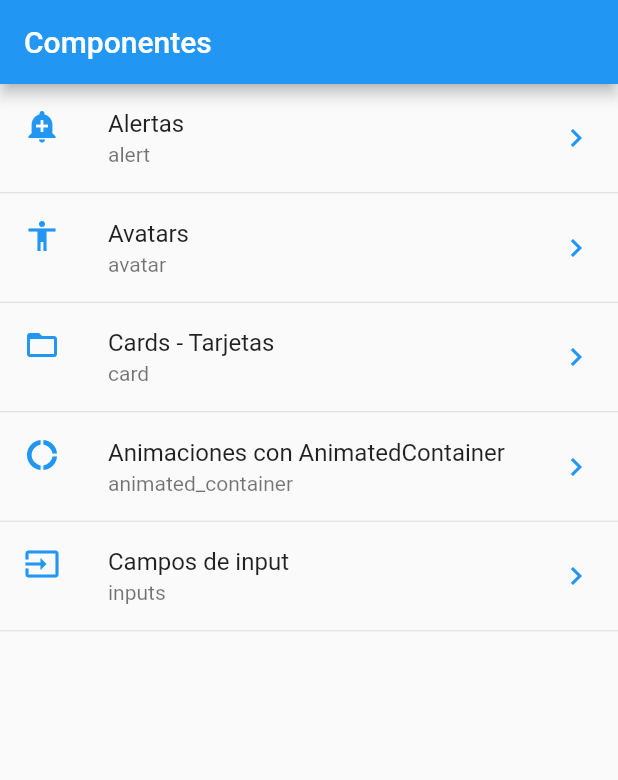
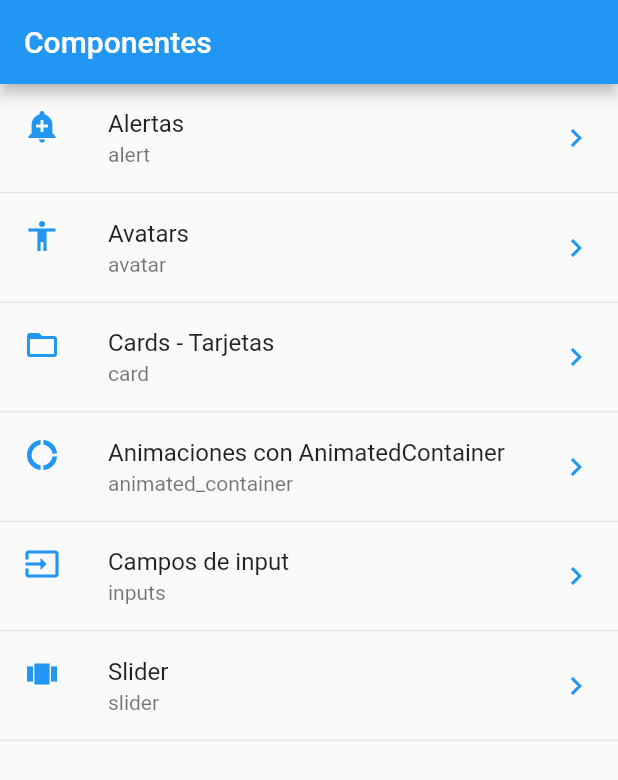
Before and after one commit to arnaugomez/first_flutter_app, a Flutter app: the screen it shows after launch, on a phone screen of 412 x 824 dp. Shown: the top 780 px of the screen. Run offline on Flutter 3.47's test engine with Material 2 defaults, Android fonts, the phone set to English and light mode, and no system bars.

```diff
--- a/data/menu_opts.json
+++ b/data/menu_opts.json
@@ -25,6 +25,11 @@
             "ruta" : "inputs",
             "icon" : "input",
             "texto": "Campos de input"
+        },
+        {
+            "ruta" : "slider",
+            "icon" : "slider",
+            "texto": "Slider"
         }
     ]
 }
--- a/lib/src/routes/routes.dart
+++ b/lib/src/routes/routes.dart
@@ -4,6 +4,7 @@ import 'package:first_flutter_app/src/pages/avatar_page.dart';
 import 'package:first_flutter_app/src/pages/card_page.dart';
 import 'package:first_flutter_app/src/pages/home_page.dart';
 import 'package:first_flutter_app/src/pages/input_page.dart';
+import 'package:first_flutter_app/src/pages/slider_page.dart';
 import 'package:flutter/material.dart';
 
 WidgetBuilder getBuilder(Widget widget) => ((BuildContext context) => widget);
@@ -14,5 +15,6 @@ Map<String, WidgetBuilder> getAppRoutes() => {
       "avatar": getBuilder(AvatarPage()),
       "card": getBuilder(CardPage()),
       "animated_container": getBuilder(AnimatedContainerPage()),
-      "inputs": getBuilder(InputPage())
+      "inputs": getBuilder(InputPage()),
+      "slider": getBuilder(SliderPage()),
     };
--- a/lib/src/utils/icono_string_util.dart
+++ b/lib/src/utils/icono_string_util.dart
@@ -5,6 +5,7 @@ final _icons = <String, IconData>{
   "accessibility": Icons.accessibility,
   "folder_open": Icons.folder_open,
   "donut_large": Icons.donut_large,
+  "slider": Icons.view_carousel,
   "input": Icons.input
 };
 
```
Also changed, not shown: lib/src/pages/slider_page.dart (added, +18 -0 lines).
